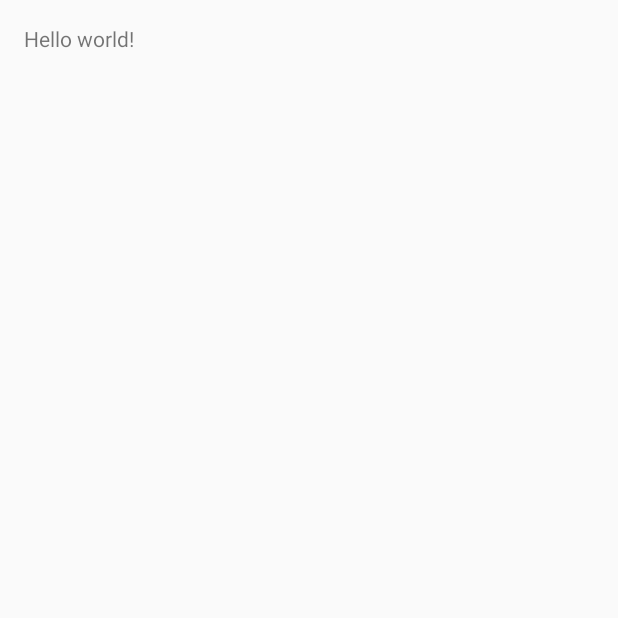
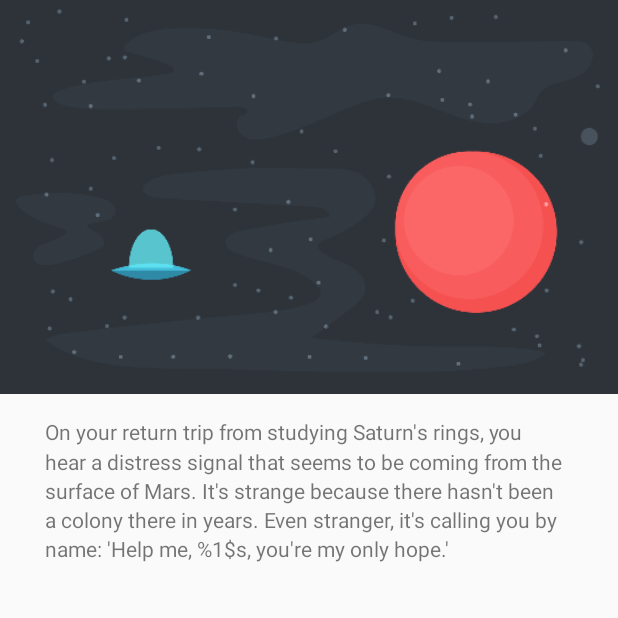
Before and after one commit to fatfer/InteractiveStory, an Android app: the StoryActivity screen opened directly, with no data from a screen before it, on a phone screen of 412 x 824 dp, the top half of it. Before the commit the part shown is almost empty. Run offline under Robolectric (Android 15) with nearby library versions, the phone set to English and light mode, and no system bars.

Commit message:
creating the Story Layout

```diff
--- a/app/src/main/res/layout/activity_story.xml
+++ b/app/src/main/res/layout/activity_story.xml
@@ -1,12 +1,29 @@
 <RelativeLayout xmlns:android="http://schemas.android.com/apk/res/android"
     xmlns:tools="http://schemas.android.com/tools" android:layout_width="match_parent"
-    android:layout_height="match_parent" android:paddingLeft="@dimen/activity_horizontal_margin"
-    android:paddingRight="@dimen/activity_horizontal_margin"
-    android:paddingTop="@dimen/activity_vertical_margin"
-    android:paddingBottom="@dimen/activity_vertical_margin"
+    android:layout_height="match_parent"
     tools:context="g.pher.interactivestory.ui.StoryActivity">
 
-    <TextView android:text="@string/hello_world" android:layout_width="wrap_content"
-        android:layout_height="wrap_content" />
+    <ImageView
+        android:layout_width="match_parent"
+        android:layout_height="wrap_content"
+        android:id="@+id/storyImageView"
+        android:layout_alignParentTop="true"
+        android:layout_alignParentLeft="true"
+        android:layout_alignParentStart="true"
+        android:src="@drawable/page0"
+        android:scaleType="fitXY"
+        android:adjustViewBounds="true" />
 
+    <TextView
+        android:layout_width="match_parent"
+        android:layout_height="wrap_content"
+        android:text="On your return trip from studying Saturn's rings, you hear a distress signal that seems to be coming from the surface of Mars. It's strange because there hasn't been a colony there in years. Even stranger, it's calling you by name: \'Help me, %1$s, you're my only hope.\'"
+        android:id="@+id/storyTextView"
+        android:layout_below="@+id/storyImageView"
+        android:layout_alignParentLeft="true"
+        android:layout_alignParentStart="true"
+        android:paddingLeft="30dp"
+        android:paddingRight="30dp"
+        android:paddingTop="15dp"
+        android:lineSpacingMultiplier="1.2"/>
 </RelativeLayout>
```
